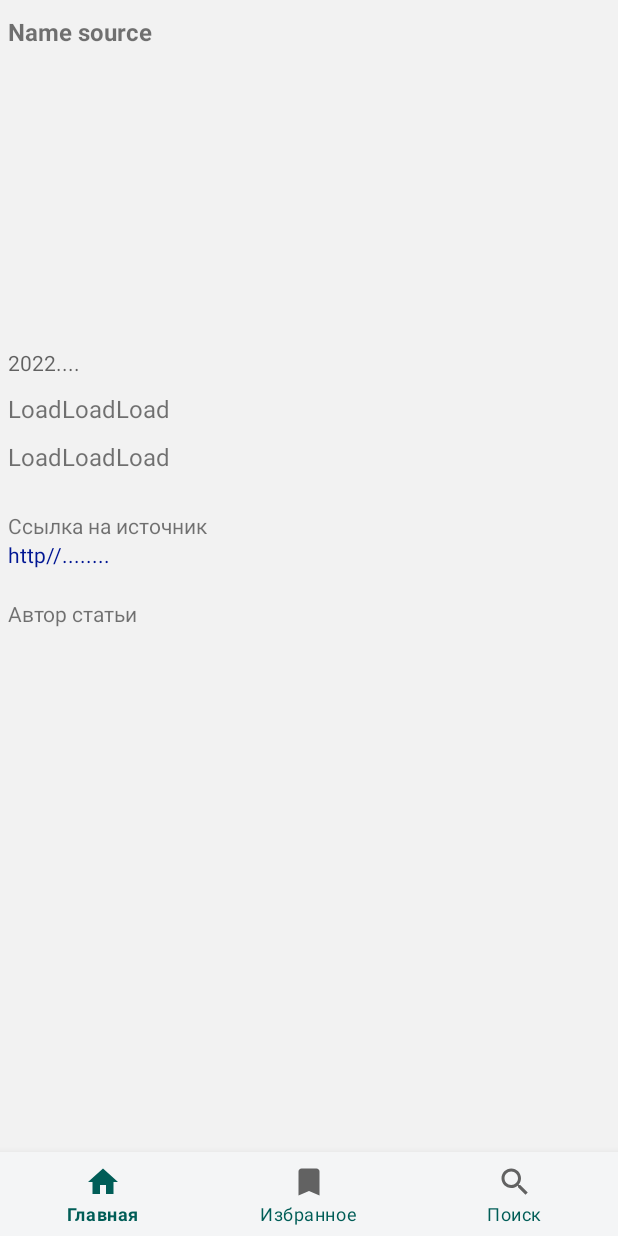
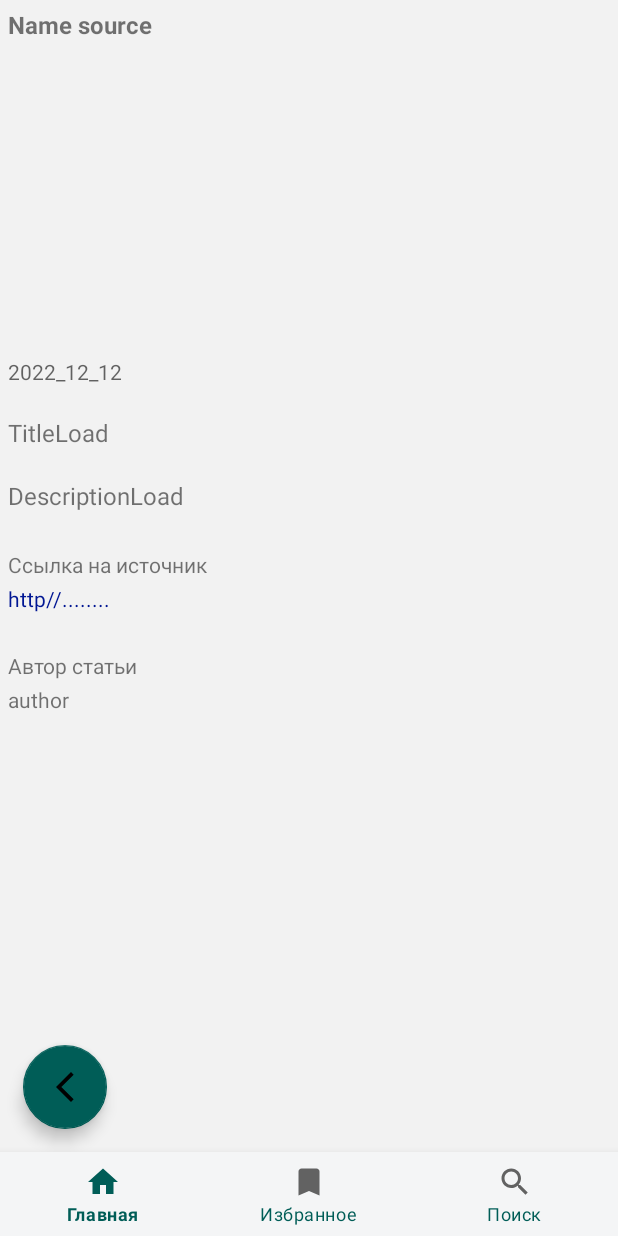
Before and after one commit to KashbullinRail/NewsFetcher, an Android app: the fragment DetailScreenFragment placed in its activity, on a phone screen of 412 x 824 dp. Run offline under Robolectric (Android 15) with nearby library versions, the phone set to English and light mode, and no system bars; libraries missing offline, so code that uses them is left out: by.kirich1409.viewbindingdelegate; pictures from the network do not load; 5 statements that could not run were skipped.

Commit message:
corrected: fragment_search_setting_screen.xml, fragment_search_screen.xml, fragment_search_setting_screen.xml, fragment_main_screen.xml, fragment_bookmarks.xml fragment_detail_screen.xml

```diff
--- a/app/src/main/java/com/example/newsfetcher/feature/detail_screen/presentation/DetailScreenFragment.kt
+++ b/app/src/main/java/com/example/newsfetcher/feature/detail_screen/presentation/DetailScreenFragment.kt
@@ -4,6 +4,7 @@ import android.os.Bundle
 import android.view.View
 import androidx.activity.addCallback
 import androidx.core.os.bundleOf
+import androidx.core.view.isVisible
 import androidx.fragment.app.Fragment
 import androidx.navigation.fragment.findNavController
 import by.kirich1409.viewbindingdelegate.viewBinding
@@ -73,12 +74,19 @@ class DetailScreenFragment : Fragment(R.layout.fragment_detail_screen) {
     private fun render(viewState: ViewState) {
 
         when (viewState.state) {
-            State.Load -> {} //TODO
+            State.Load -> {
+                binding.pbDetailScreen.isVisible = true
+            }
             State.Content -> {
                 with(binding) {
+                    pbDetailScreen.isVisible = false
                     tvTitleDetail.text = viewState.detailArticle.title
                     tvDescriptionDetail.text = viewState.detailArticle.description
-                    tvAuthorDetail.text = viewState.detailArticle.author
+                    if(viewState.detailArticle.author.isEmpty()) {
+                        tvAuthorDetail.setText(R.string.noname)
+                    } else {
+                        tvAuthorDetail.text =  viewState.detailArticle.author
+                    }
                     tvNameDetail.text = viewState.detailArticle.name
                     tvDataDetail.text = viewState.detailArticle.publishedAt
                     tvLinkToSourceDetail.text = viewState.detailArticle.url
@@ -93,13 +101,13 @@ class DetailScreenFragment : Fragment(R.layout.fragment_detail_screen) {
                 }
             }
             State.LoadWebView -> {
+                binding.pbDetailScreen.isVisible = false
                 val webViewLink = viewState.webViewLink
                 if (!webViewLink.isBlank()) {
                     //TODO redirect data transfer to safeArgs
                     val bundle = bundleOf(PUT_TO_WEBVIEW_FRAGMENT to webViewLink)
                     findNavController().navigate(R.id.webViewFragment, bundle)
                 }
-
             }
             State.Error -> {} //TODO
         }
--- a/app/src/main/java/com/example/newsfetcher/feature/favourite_news_setting_screen/presentation/FavouriteNewsSettingScreenFragment.kt
+++ b/app/src/main/java/com/example/newsfetcher/feature/favourite_news_setting_screen/presentation/FavouriteNewsSettingScreenFragment.kt
@@ -66,6 +66,7 @@ class FavouriteNewsSettingScreenFragment :
             }
             State.Content -> {
                 with(binding) {
+                    pbFavouriteNewsSettingMenu.isVisible = false
                     if (viewState.favouriteNews.equals(FavouriteNews.business.str)) {
                         tvBusinessFavourite.setBackgroundColor(R.color.colorPrimary.toInt())
                     } else {
--- a/app/src/main/java/com/example/newsfetcher/feature/search_setting_screen/presentation/SearchSettingScreenFragment.kt
+++ b/app/src/main/java/com/example/newsfetcher/feature/search_setting_screen/presentation/SearchSettingScreenFragment.kt
@@ -76,6 +76,7 @@ class SearchSettingScreenFragment : DialogFragment(R.layout.fragment_search_sett
             }
             State.Content -> {
                 with(binding) {
+                    pbSearchSettingScreen.isVisible = false
                     when (viewState.searchIn) {
                         SearchIn.TITLE.str -> {
                             tvTitleSearchIn.setBackgroundColor(R.color.colorPrimary.toInt())
--- a/app/src/main/res/layout/fragment_bookmarks.xml
+++ b/app/src/main/res/layout/fragment_bookmarks.xml
@@ -35,8 +35,8 @@
 
     <ProgressBar
         android:id="@+id/pbBookmarksScreen"
-        android:layout_width="100dp"
-        android:layout_height="100dp"
+        android:layout_width="70dp"
+        android:layout_height="70dp"
         android:indeterminate="true"
         android:indeterminateTint="?attr/colorPrimary"
         android:indeterminateTintMode="src_atop"
--- a/app/src/main/res/layout/fragment_detail_collapsing.xml
+++ b/app/src/main/res/layout/fragment_detail_collapsing.xml
@@ -69,7 +69,7 @@
                 android:id="@+id/tvTitleDetailCollaps"
                 android:layout_width="match_parent"
                 android:layout_height="wrap_content"
-                android:text="@string/loadloadload"
+                android:text="@string/TitleLoad"
                 android:textSize="18sp"/>
 
             <TextView
@@ -77,7 +77,7 @@
                 android:layout_width="match_parent"
                 android:layout_height="wrap_content"
                 android:layout_marginTop="5dp"
-                android:text="@string/loadloadload"
+                android:text="@string/TitleLoad"
                 android:textSize="16sp"/>
 
             <TextView
--- a/app/src/main/res/layout/fragment_detail_screen.xml
+++ b/app/src/main/res/layout/fragment_detail_screen.xml
@@ -2,94 +2,123 @@
 <androidx.constraintlayout.widget.ConstraintLayout
     xmlns:android="http://schemas.android.com/apk/res/android"
     xmlns:app="http://schemas.android.com/apk/res-auto"
+    xmlns:tools="http://schemas.android.com/tools"
     android:layout_width="match_parent"
     android:layout_height="match_parent">
 
-    <LinearLayout
-        android:id="@+id/llDetail"
-        android:layout_width="0dp"
-        android:layout_height="0dp"
-        android:orientation="vertical"
-        app:layout_constraintEnd_toEndOf="parent"
-        app:layout_constraintStart_toStartOf="parent"
-        app:layout_constraintTop_toTopOf="parent"
-        app:layout_constraintBottom_toTopOf="@+id/bnvBarDetail">
-
     <TextView
         android:id="@+id/tvNameDetail"
-            android:layout_width="match_parent"
+        android:layout_width="wrap_content"
         android:layout_height="wrap_content"
+        android:text="@string/name_source"
+        android:layout_marginTop="5dp"
         android:layout_marginStart="5dp"
-            android:layout_marginTop="10dp"
-            android:text="@string/name_source"
         android:textSize="16sp"
-            android:textStyle="bold" />
+        android:textStyle="bold"
+        app:layout_constraintStart_toStartOf="parent"
+        app:layout_constraintTop_toTopOf="parent" />
 
     <ImageView
         android:id="@+id/ivNewsDetail"
         android:layout_width="match_parent"
         android:layout_height="wrap_content"
+        android:layout_marginTop="5dp"
         android:importantForAutofill="auto"
         android:maxHeight="300dp"
         android:minHeight="200dp"
-            android:scaleType="centerCrop" />
+        android:scaleType="centerCrop"
+        app:layout_constraintEnd_toEndOf="parent"
+        app:layout_constraintHorizontal_bias="0.0"
+        app:layout_constraintStart_toStartOf="parent"
+        app:layout_constraintTop_toBottomOf="@+id/tvNameDetail" />
 
     <TextView
         android:id="@+id/tvDataDetail"
-            android:layout_width="match_parent"
+        android:layout_width="wrap_content"
         android:layout_height="wrap_content"
         android:layout_marginStart="5dp"
-            android:hint="@string/_2022"
-            android:textColor="?attr/colorAccented" />
+        android:layout_marginTop="5dp"
+        android:hint="@string/date_for_detail"
+        android:textColor="?attr/colorAccented"
+        app:layout_constraintStart_toStartOf="parent"
+        app:layout_constraintTop_toBottomOf="@+id/ivNewsDetail" />
 
     <TextView
         android:id="@+id/tvTitleDetail"
-            android:layout_width="match_parent"
+        android:layout_width="wrap_content"
         android:layout_height="wrap_content"
-            android:layout_marginStart="5dp"
-            android:layout_marginTop="10dp"
-            android:text="@string/loadloadload"
-            android:textSize="16sp" />
+        android:layout_marginTop="20dp"
+        android:text="@string/TitleLoad"
+        android:textSize="16sp"
+        app:layout_constraintStart_toStartOf="@+id/tvDataDetail"
+        app:layout_constraintTop_toBottomOf="@+id/tvDataDetail" />
 
     <TextView
         android:id="@+id/tvDescriptionDetail"
-            android:layout_width="match_parent"
+        android:layout_width="wrap_content"
         android:layout_height="wrap_content"
-            android:layout_marginStart="5dp"
-            android:layout_marginTop="10dp"
-            android:text="@string/loadloadload"
-            android:textSize="16sp" />
+        android:layout_marginTop="20dp"
+        android:text="@string/descriptionload"
+        android:textSize="16sp"
+        app:layout_constraintStart_toStartOf="@+id/tvTitleDetail"
+        app:layout_constraintTop_toBottomOf="@+id/tvTitleDetail" />
 
     <TextView
-            android:layout_width="match_parent"
+        android:id="@+id/textView"
+        android:layout_width="wrap_content"
         android:layout_height="wrap_content"
-            android:layout_marginStart="5dp"
         android:layout_marginTop="25dp"
-            android:text="@string/title_link_to_source_Detail" />
+        android:text="@string/title_link_to_source_Detail"
+        app:layout_constraintStart_toStartOf="@+id/tvDescriptionDetail"
+        app:layout_constraintTop_toBottomOf="@+id/tvDescriptionDetail" />
 
     <TextView
         android:id="@+id/tvLinkToSourceDetail"
-            android:layout_width="match_parent"
+        android:layout_width="wrap_content"
         android:layout_height="wrap_content"
-            android:layout_marginStart="5dp"
+        android:layout_marginTop="3dp"
+        android:hint="@string/name_source"
+        android:text="@string/link_to_source_Detail"
         android:textColor="@color/blue_700"
-            android:hint="@string/name_source"
-            android:text="@string/link_to_source_Detail" />
+        app:layout_constraintStart_toStartOf="@+id/textView"
+        app:layout_constraintTop_toBottomOf="@+id/textView" />
 
     <TextView
-            android:layout_width="match_parent"
+        android:id="@+id/textView2"
+        android:layout_width="wrap_content"
         android:layout_height="wrap_content"
-            android:layout_marginStart="5dp"
-            android:layout_marginTop="20dp"
-            android:text="@string/author_published" />
+        android:layout_marginTop="25dp"
+        android:text="@string/author_published"
+        app:layout_constraintStart_toStartOf="@+id/tvLinkToSourceDetail"
+        app:layout_constraintTop_toBottomOf="@+id/tvLinkToSourceDetail" />
 
     <TextView
         android:id="@+id/tvAuthorDetail"
-            android:layout_width="match_parent"
+        android:layout_width="wrap_content"
         android:layout_height="wrap_content"
-            android:layout_marginStart="5dp" />
+        android:layout_marginTop="3dp"
+        android:text="@string/author"
+        app:layout_constraintStart_toStartOf="@+id/textView2"
+        app:layout_constraintTop_toBottomOf="@+id/textView2" />
 
-    </LinearLayout>
+    <androidx.core.widget.ContentLoadingProgressBar
+        android:id="@+id/pbDetailScreen"
+        android:layout_width="50dp"
+        android:layout_height="50dp"
+        app:layout_constraintBottom_toBottomOf="@+id/ivNewsDetail"
+        app:layout_constraintEnd_toEndOf="parent"
+        app:layout_constraintStart_toStartOf="@+id/ivNewsDetail"
+        app:layout_constraintTop_toTopOf="@+id/ivNewsDetail" />
+
+    <com.google.android.material.floatingactionbutton.FloatingActionButton
+        android:id="@+id/fabGoBackFromDetailScreen"
+        android:layout_width="wrap_content"
+        android:layout_height="wrap_content"
+        android:layout_marginStart="15dp"
+        android:layout_marginBottom="15dp"
+        android:src="@drawable/ic_arrow_back"
+        app:layout_constraintBottom_toTopOf="@+id/bnvBarDetail"
+        app:layout_constraintStart_toStartOf="parent" />
 
     <com.google.android.material.bottomnavigation.BottomNavigationView
         android:id="@+id/bnvBarDetail"
@@ -101,7 +130,6 @@
         app:layout_constraintEnd_toEndOf="parent"
         app:layout_constraintStart_toStartOf="parent"
         app:layout_constraintBottom_toBottomOf="parent"
-        app:layout_constraintTop_toBottomOf="@+id/llDetail"
         app:menu="@menu/menu" />
 
 </androidx.constraintlayout.widget.ConstraintLayout>
--- a/app/src/main/res/layout/fragment_main_screen.xml
+++ b/app/src/main/res/layout/fragment_main_screen.xml
@@ -31,8 +31,8 @@
 
     <ProgressBar
         android:id="@+id/pbMainScreen"
-        android:layout_width="100dp"
-        android:layout_height="100dp"
+        android:layout_width="70dp"
+        android:layout_height="70dp"
         android:indeterminate="true"
         android:indeterminateTint="?attr/colorPrimary"
         android:indeterminateTintMode="src_atop"
--- a/app/src/main/res/layout/fragment_search_screen.xml
+++ b/app/src/main/res/layout/fragment_search_screen.xml
@@ -91,8 +91,8 @@
 
     <ProgressBar
         android:id="@+id/pbSearchScreen"
-        android:layout_width="100dp"
-        android:layout_height="100dp"
+        android:layout_width="70dp"
+        android:layout_height="70dp"
         android:indeterminate="true"
         android:indeterminateTint="?attr/colorPrimary"
         android:indeterminateTintMode="src_atop"
--- a/app/src/main/res/layout/fragment_search_setting_screen.xml
+++ b/app/src/main/res/layout/fragment_search_setting_screen.xml
@@ -224,7 +224,6 @@
         android:id="@+id/pbSearchSettingScreen"
         android:layout_width="70dp"
         android:layout_height="70dp"
-        android:visibility="gone"
         app:layout_constraintTop_toTopOf="@+id/tvTitleSearchSetting"
         app:layout_constraintBottom_toBottomOf="@+id/btnSaveSearchSetting"
         app:layout_constraintStart_toStartOf="parent"
--- a/app/src/main/res/values/strings.xml
+++ b/app/src/main/res/values/strings.xml
@@ -14,14 +14,16 @@
 
     <!--    For detail screen-->
     <string name="loading">Loading</string>
-    <string name="loadloadload">LoadLoadLoad</string>
+    <string name="TitleLoad">TitleLoad</string>
     <string name="non_text">non text</string>
     <string name="popularity_title">Самые популярные заголовки</string>
     <string name="name_source">Name source</string>
     <string name="title_link_to_source_Detail">Ссылка на источник</string>
     <string name="link_to_source_Detail">http//........</string>
-    <string name="_2022">2022....</string>
+    <string name="date_for_detail">2022_12_12</string>
     <string name="author_published">Автор статьи</string>
+    <string name="descriptionload">DescriptionLoad</string>
+    <string name="noname">не известен</string>
 
     <!--    For search screen-->
     <string name="input_key_word_for_search">введите слово для поиска</string>
@@ -44,8 +46,10 @@
     <string name="cancel_current_search">Отмена</string>
     <string name="save">Сохранить</string>
     <string name="cancel">Отмена</string>
-    <!-- TODO: Remove or change this placeholder text -->
+
     <string name="hello_blank_fragment">Hello blank fragment</string>
+
+<!--    For Favourite Dialog Screen-->
     <string name="business">Бизнес</string>
     <string name="entertainment">Развлечения</string>
     <string name="general">Главные</string>
@@ -54,5 +58,7 @@
     <string name="sports">Спорт</string>
     <string name="technology">Технологии</string>
     <string name="favourite_type_news">Тип предпочитаемых новостей</string>
+    <string name="author">author</string>
+
 
 </resources>
```
Lines whose indentation alone changed are shown as unchanged.
